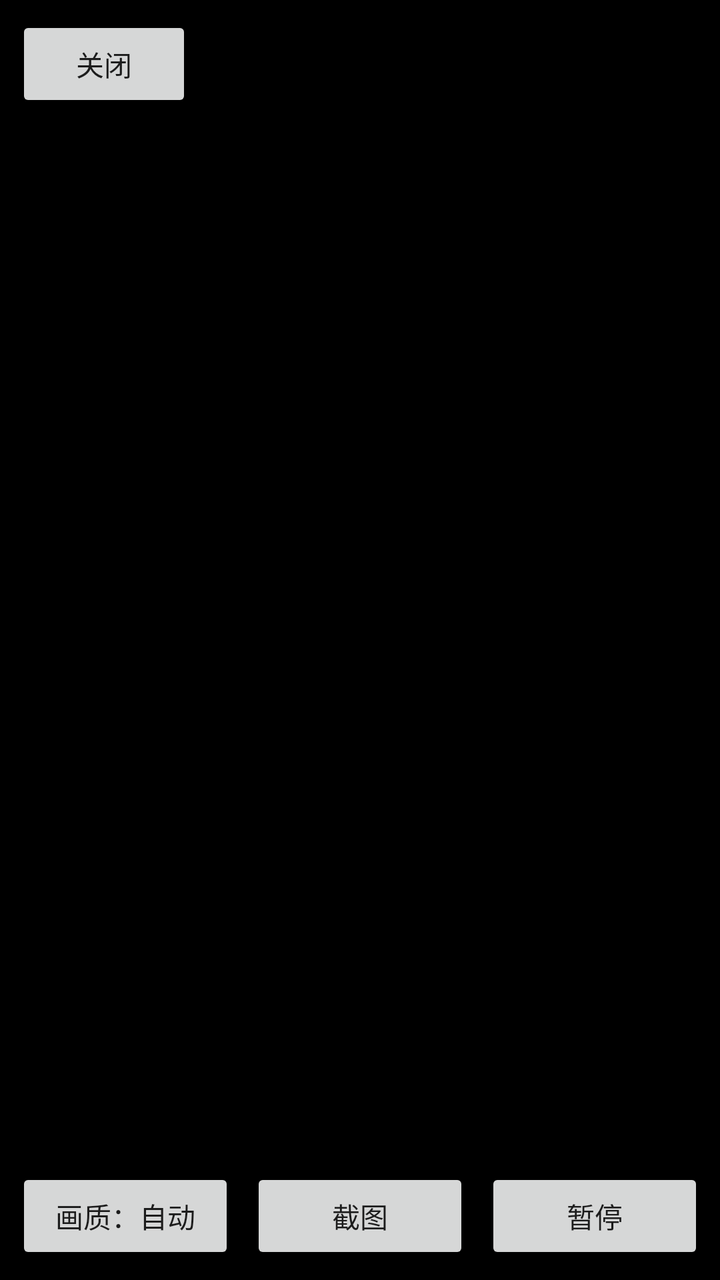
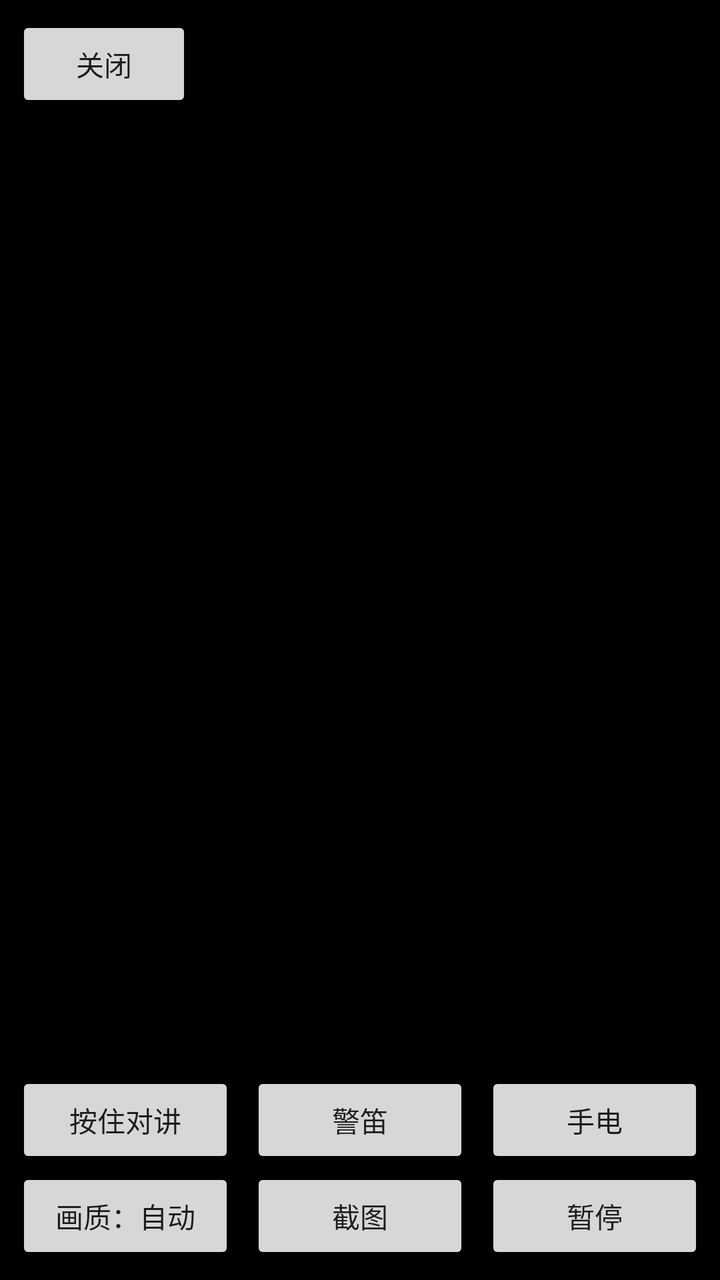

An Android layout rendered at two revisions. The XML below is the earlier revision; the diff shows what the commit changed to produce the second picture.
<!-- AndroidManifest.xml: application theme Theme.QuietSentry -->
<!-- res/layout/activity_live_view.xml -->
<?xml version="1.0" encoding="utf-8"?>
<FrameLayout xmlns:android="http://schemas.android.com/apk/res/android"
    android:layout_width="match_parent"
    android:layout_height="match_parent"
    android:background="@color/qs_bg">

    <ImageView
        android:id="@+id/live_image"
        android:layout_width="match_parent"
        android:layout_height="match_parent"
        android:contentDescription="@string/live_frame_desc"
        android:scaleType="fitCenter" />

    <TextView
        android:id="@+id/live_status"
        android:layout_width="match_parent"
        android:layout_height="wrap_content"
        android:layout_gravity="center"
        android:gravity="center"
        android:padding="24dp"
        android:textColor="@color/qs_text_muted"
        android:textSize="14sp" />

    <LinearLayout
        android:id="@+id/live_top_bar"
        android:layout_width="match_parent"
        android:layout_height="wrap_content"
        android:background="@color/qs_overlay"
        android:gravity="center_vertical"
        android:orientation="horizontal"
        android:padding="8dp">

        <Button
            android:id="@+id/live_back"
            android:layout_width="wrap_content"
            android:layout_height="wrap_content"
            android:text="@string/live_close" />

        <TextView
            android:id="@+id/live_title"
            android:layout_width="0dp"
            android:layout_height="wrap_content"
            android:layout_weight="1"
            android:gravity="center"
            android:textColor="@color/qs_text"
            android:textSize="16sp" />

        <TextView
            android:id="@+id/live_counter"
            android:layout_width="wrap_content"
            android:layout_height="wrap_content"
            android:textColor="@color/qs_text_muted"
            android:textSize="13sp" />
    </LinearLayout>

    <LinearLayout
        android:id="@+id/live_bottom_bar"
        android:layout_width="match_parent"
        android:layout_height="wrap_content"
        android:layout_gravity="bottom"
        android:background="@color/qs_overlay"
        android:gravity="center_vertical"
        android:orientation="horizontal"
        android:padding="8dp">

        <Button
            android:id="@+id/live_quality"
            android:layout_width="0dp"
            android:layout_height="wrap_content"
            android:layout_marginEnd="8dp"
            android:layout_weight="1"
            android:text="@string/live_quality_auto" />

        <Button
            android:id="@+id/live_snapshot"
            android:layout_width="0dp"
            android:layout_height="wrap_content"
            android:layout_marginEnd="8dp"
            android:layout_weight="1"
            android:text="@string/live_snapshot" />

        <Button
            android:id="@+id/live_pause"
            android:layout_width="0dp"
            android:layout_height="wrap_content"
            android:layout_weight="1"
            android:text="@string/live_pause" />
    </LinearLayout>
</FrameLayout>
<!-- resources referenced by this layout -->
<resources>
  <color name="qs_bg">#FF000000</color>
  <color name="qs_overlay">#99000000</color>
  <color name="qs_text">#FFFFFFFF</color>
  <color name="qs_text_muted">#99FFFFFF</color>
  <string name="live_close">关闭</string>
  <string name="live_frame_desc">实时画面</string>
  <string name="live_pause">暂停</string>
  <string name="live_quality_auto">画质：自动</string>
  <string name="live_snapshot">截图</string>
  <style name="Theme.QuietSentry" parent="Theme.AppCompat.DayNight.NoActionBar">
          <item name="android:windowBackground">@android:color/black</item>
          <item name="android:statusBarColor">@android:color/black</item>
          <item name="android:navigationBarColor">@android:color/black</item>
      </style>
</resources>

<!-- the commit's change to res/layout/activity_live_view.xml (unified diff, before → after) -->
@@ -59,31 +59,66 @@
         android:layout_height="wrap_content"
         android:layout_gravity="bottom"
         android:background="@color/qs_overlay"
-        android:gravity="center_vertical"
-        android:orientation="horizontal"
+        android:orientation="vertical"
         android:padding="8dp">
 
-        <Button
-            android:id="@+id/live_quality"
-            android:layout_width="0dp"
+        
+        <LinearLayout
+            android:layout_width="match_parent"
             android:layout_height="wrap_content"
-            android:layout_marginEnd="8dp"
-            android:layout_weight="1"
-            android:text="@string/live_quality_auto" />
+            android:orientation="horizontal">
 
-        <Button
-            android:id="@+id/live_snapshot"
-            android:layout_width="0dp"
+            <Button
+                android:id="@+id/live_talk"
+                android:layout_width="0dp"
+                android:layout_height="wrap_content"
+                android:layout_marginEnd="8dp"
+                android:layout_weight="1"
+                android:text="@string/live_talk" />
+
+            <Button
+                android:id="@+id/live_siren"
+                android:layout_width="0dp"
+                android:layout_height="wrap_content"
+                android:layout_marginEnd="8dp"
+                android:layout_weight="1"
+                android:text="@string/live_siren" />
+
+            <Button
+                android:id="@+id/live_torch"
+                android:layout_width="0dp"
+                android:layout_height="wrap_content"
+                android:layout_weight="1"
+                android:text="@string/live_torch" />
+        </LinearLayout>
+
+        <LinearLayout
+            android:layout_width="match_parent"
             android:layout_height="wrap_content"
-            android:layout_marginEnd="8dp"
-            android:layout_weight="1"
-            android:text="@string/live_snapshot" />
+            android:orientation="horizontal">
 
-        <Button
-            android:id="@+id/live_pause"
-            android:layout_width="0dp"
-            android:layout_height="wrap_content"
-            android:layout_weight="1"
-            android:text="@string/live_pause" />
+            <Button
+                android:id="@+id/live_quality"
+                android:layout_width="0dp"
+                android:layout_height="wrap_content"
+                android:layout_marginEnd="8dp"
+                android:layout_weight="1"
+                android:text="@string/live_quality_auto" />
+
+            <Button
+                android:id="@+id/live_snapshot"
+                android:layout_width="0dp"
+                android:layout_height="wrap_content"
+                android:layout_marginEnd="8dp"
+                android:layout_weight="1"
+                android:text="@string/live_snapshot" />
+
+            <Button
+                android:id="@+id/live_pause"
+                android:layout_width="0dp"
+                android:layout_height="wrap_content"
+                android:layout_weight="1"
+                android:text="@string/live_pause" />
+        </LinearLayout>
     </LinearLayout>
 </FrameLayout>
<!-- resource entries referenced after the edit -->
@@ -8,7 +8,10 @@
   <string name="live_frame_desc">实时画面</string>
   <string name="live_pause">暂停</string>
   <string name="live_quality_auto">画质：自动</string>
+  <string name="live_siren">警笛</string>
   <string name="live_snapshot">截图</string>
+  <string name="live_talk">按住对讲</string>
+  <string name="live_torch">手电</string>
   <style name="Theme.QuietSentry" parent="Theme.AppCompat.DayNight.NoActionBar">
           <item name="android:windowBackground">@android:color/black</item>
           <item name="android:statusBarColor">@android:color/black</item>
